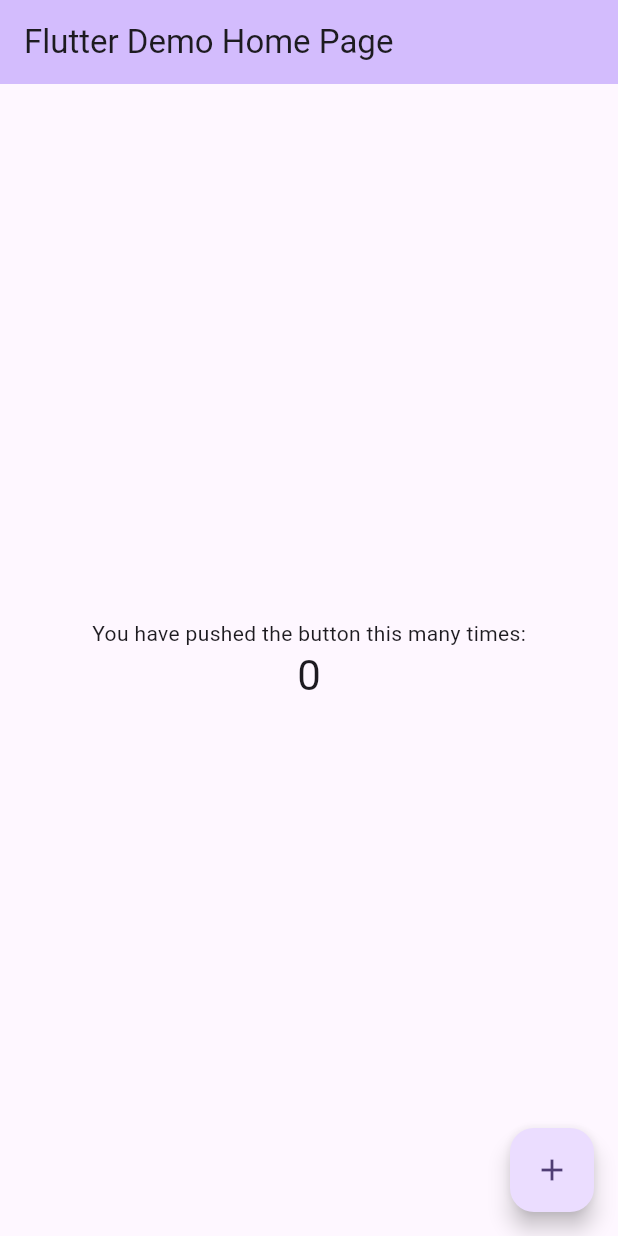
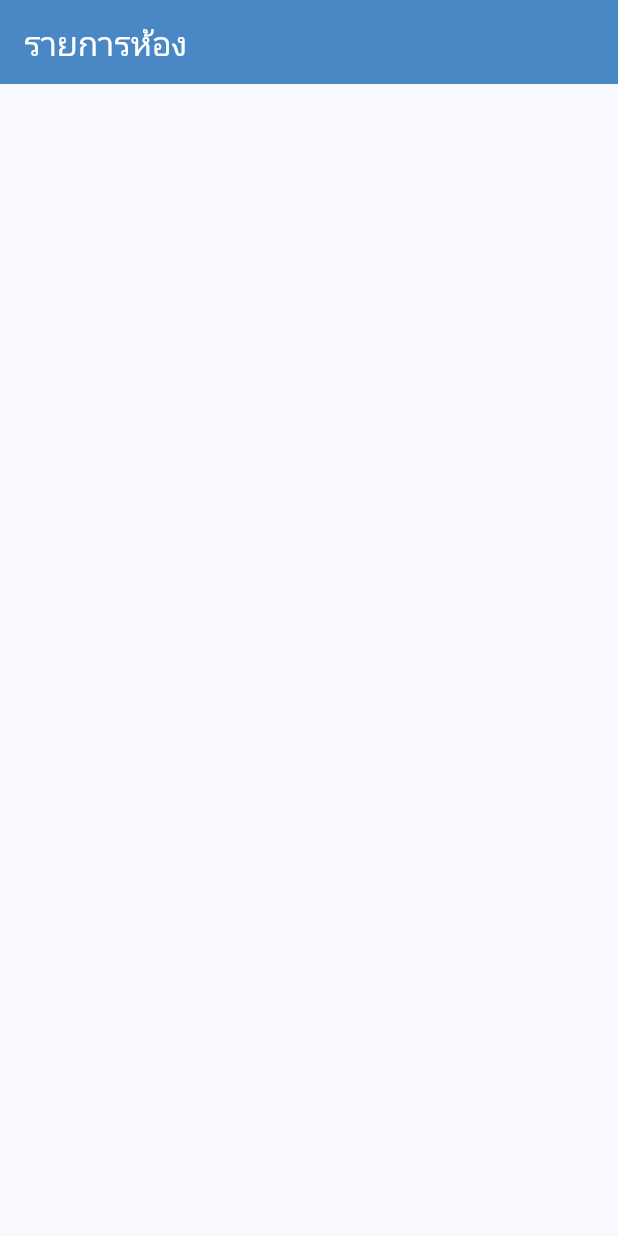
Before and after one commit to Phsithzz/FlutterHotel, a Flutter app: the screen it shows after launch, on a phone screen of 412 x 824 dp. Run offline on Flutter 3.47's test engine with Material 3 defaults, Android fonts, the phone set to English and light mode, and no system bars; our stand-ins replace dio, google_fonts, shared_preferences; Roboto replaces fonts that are missing (Kanit).

Commit message:
add HomePage

```diff
--- /dev/null
+++ b/my_hotel_room_app/lib/hom_page.dart
@@ -0,0 +1,20 @@
+import 'package:flutter/material.dart';
+
+class HomPage extends StatefulWidget {
+  const HomPage({super.key});
+
+  @override
+  State<HomPage> createState() => _HomPageState();
+}
+
+class _HomPageState extends State<HomPage> {
+  @override
+  Widget build(BuildContext context) {
+    return Scaffold(
+      appBar: AppBar(
+
+        title: const Text("รายการห้อง"),
+      ),
+    );
+  }
+}
--- a/my_hotel_room_app/lib/main.dart
+++ b/my_hotel_room_app/lib/main.dart
@@ -1,4 +1,6 @@
 import 'package:flutter/material.dart';
+import 'package:google_fonts/google_fonts.dart';
+import 'package:my_hotel_room_app/hom_page.dart';
 
 void main() {
   runApp(const MyApp());
@@ -7,116 +9,20 @@ void main() {
 class MyApp extends StatelessWidget {
   const MyApp({super.key});
 
-  // This widget is the root of your application.
   @override
   Widget build(BuildContext context) {
     return MaterialApp(
-      title: 'Flutter Demo',
+      title: 'App Room',
+      debugShowCheckedModeBanner: false,
       theme: ThemeData(
-        // This is the theme of your application.
-        //
-        // TRY THIS: Try running your application with "flutter run". You'll see
-        // the application has a purple toolbar. Then, without quitting the app,
-        // try changing the seedColor in the colorScheme below to Colors.green
-        // and then invoke "hot reload" (save your changes or press the "hot
-        // reload" button in a Flutter-supported IDE, or press "r" if you used
-        // the command line to start the app).
-        //
-        // Notice that the counter didn't reset back to zero; the application
-        // state is not lost during the reload. To reset the state, use hot
-        // restart instead.
-        //
-        // This works for code too, not just values: Most code changes can be
-        // tested with just a hot reload.
-        colorScheme: ColorScheme.fromSeed(seedColor: Colors.deepPurple),
+        colorScheme: ColorScheme.fromSeed(seedColor: const Color(0xff4988C4)),
+        textTheme: GoogleFonts.kanitTextTheme(),
+        appBarTheme: AppBarTheme(
+          backgroundColor: const Color(0xff4988C4),
+          foregroundColor: Colors.white,
+        ),
       ),
-      home: const MyHomePage(title: 'Flutter Demo Home Page'),
+      home: const HomPage(),
     );
   }
 }
-
-class MyHomePage extends StatefulWidget {
-  const MyHomePage({super.key, required this.title});
-
-  // This widget is the home page of your application. It is stateful, meaning
-  // that it has a State object (defined below) that contains fields that affect
-  // how it looks.
-
-  // This class is the configuration for the state. It holds the values (in this
-  // case the title) provided by the parent (in this case the App widget) and
-  // used by the build method of the State. Fields in a Widget subclass are
-  // always marked "final".
-
-  final String title;
-
-  @override
-  State<MyHomePage> createState() => _MyHomePageState();
-}
-
-class _MyHomePageState extends State<MyHomePage> {
-  int _counter = 0;
-
-  void _incrementCounter() {
-    setState(() {
-      // This call to setState tells the Flutter framework that something has
-      // changed in this State, which causes it to rerun the build method below
-      // so that the display can reflect the updated values. If we changed
-      // _counter without calling setState(), then the build method would not be
-      // called again, and so nothing would appear to happen.
-      _counter++;
-    });
-  }
-
-  @override
-  Widget build(BuildContext context) {
-    // This method is rerun every time setState is called, for instance as done
-    // by the _incrementCounter method above.
-    //
-    // The Flutter framework has been optimized to make rerunning build methods
-    // fast, so that you can just rebuild anything that needs updating rather
-    // than having to individually change instances of widgets.
-    return Scaffold(
-      appBar: AppBar(
-        // TRY THIS: Try changing the color here to a specific color (to
-        // Colors.amber, perhaps?) and trigger a hot reload to see the AppBar
-        // change color while the other colors stay the same.
-        backgroundColor: Theme.of(context).colorScheme.inversePrimary,
-        // Here we take the value from the MyHomePage object that was created by
-        // the App.build method, and use it to set our appbar title.
-        title: Text(widget.title),
-      ),
-      body: Center(
-        // Center is a layout widget. It takes a single child and positions it
-        // in the middle of the parent.
-        child: Column(
-          // Column is also a layout widget. It takes a list of children and
-          // arranges them vertically. By default, it sizes itself to fit its
-          // children horizontally, and tries to be as tall as its parent.
-          //
-          // Column has various properties to control how it sizes itself and
-          // how it positions its children. Here we use mainAxisAlignment to
-          // center the children vertically; the main axis here is the vertical
-          // axis because Columns are vertical (the cross axis would be
-          // horizontal).
-          //
-          // TRY THIS: Invoke "debug painting" (choose the "Toggle Debug Paint"
-          // action in the IDE, or press "p" in the console), to see the
-          // wireframe for each widget.
-          mainAxisAlignment: MainAxisAlignment.center,
-          children: <Widget>[
-            const Text('You have pushed the button this many times:'),
-            Text(
-              '$_counter',
-              style: Theme.of(context).textTheme.headlineMedium,
-            ),
-          ],
-        ),
-      ),
-      floatingActionButton: FloatingActionButton(
-        onPressed: _incrementCounter,
-        tooltip: 'Increment',
-        child: const Icon(Icons.add),
-      ), // This trailing comma makes auto-formatting nicer for build methods.
-    );
-  }
-}
--- a/my_hotel_room_app/pubspec.yaml
+++ b/my_hotel_room_app/pubspec.yaml
@@ -34,6 +34,10 @@ dependencies:
   # The following adds the Cupertino Icons font to your application.
   # Use with the CupertinoIcons class for iOS style icons.
   cupertino_icons: ^1.0.8
+  google_fonts: ^6.3.2
+  intl: ^0.20.2
+  shared_preferences: ^2.5.3
+  dio: ^5.9.1
 
 dev_dependencies:
   flutter_test:
```
Also changed, not shown: my_hotel_room_app/lib/service/app_unity.dart (added, +224 -0 lines), my_hotel_room_app/lib/service/interceptor_dio.dart (added, +95 -0 lines), my_hotel_room_app/pubspec.lock, 1 other file.
